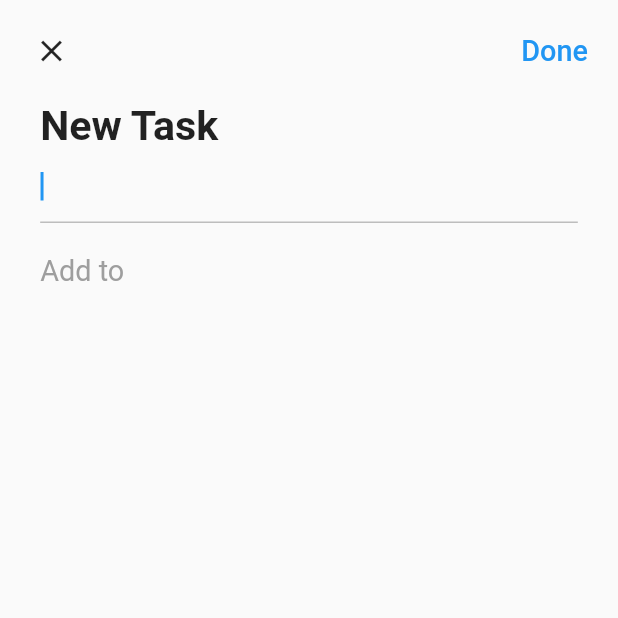
After one commit to ThatSaxyDev/ToDoApp, a Flutter app: the AddDialog screen opened directly, on a phone screen of 412 x 824 dp, the top half of it. The commit adds this screen. Run offline on Flutter 3.47's test engine with Material 2 defaults, Android fonts, the phone set to English and light mode, and no system bars; our stand-ins replace dotted_border, equatable, flutter_easyloading, get, get_storage, step_progress_indicator; accounts and stored records are empty.

Commit message:
add dialog done

```diff
--- a/lib/app/data/services/storage/service.dart
+++ b/lib/app/data/services/storage/service.dart
@@ -6,8 +6,8 @@ class StorageService extends GetxService {
   late GetStorage _box;
   Future<StorageService> init() async {
     _box = GetStorage();
-    await _box.write(taskKey, []);
-    //await _box.writeIfNull(taskKey, []);
+    //await _box.write(taskKey, []);
+    await _box.writeIfNull(taskKey, []);
     return this;
   }
 
--- a/lib/app/modules/home/controller.dart
+++ b/lib/app/modules/home/controller.dart
@@ -13,7 +13,9 @@ class HomeController extends GetxController {
   final formKey = GlobalKey<FormState>();
   final editController = TextEditingController();
   final chipIndex = 0.obs;
+  final deleting = false.obs;
   final tasks = <Task>[].obs;
+  final task = Rx<Task?>(null);
 
   @override
   void onInit() {
@@ -24,11 +26,20 @@ class HomeController extends GetxController {
 
   @override
   void onClose() {
+    editController.dispose();
     super.onClose();
   }
 
   void changeChipIndex(int value) {
     chipIndex.value = value;
+  }
+
+  void changeDeleting(bool value) {
+    deleting.value = value;
+  }
+
+  void changeTask(Task? select) {
+    task.value = select;
   }
 
   bool addTask(Task task) {
@@ -38,4 +49,26 @@ class HomeController extends GetxController {
     tasks.add(task);
     return true;
   }
+
+  void deleteTask(Task task) {
+    tasks.remove(task);
+  }
+
+  updateTask(Task task, String title) {
+    var todos = task.todos ?? [];
+    if (containTodo(todos, title)) {
+      return false;
+    }
+    var todo = {'title': title, 'done': false};
+    todos.add(todo);
+    var newTask = task.copyWith(todos: todos);
+    int oldIndex = tasks.indexOf(task);
+    tasks[oldIndex] = newTask;
+    tasks.refresh();
+    return true;
+  }
+
+  bool containTodo(List todos, String title) {
+    return todos.any((element) => element['title'] == title);
+  }
 }
--- a/lib/app/modules/home/view.dart
+++ b/lib/app/modules/home/view.dart
@@ -1,9 +1,12 @@
 import 'package:flutter/material.dart';
+import 'package:flutter_easyloading/flutter_easyloading.dart';
 import 'package:get/get.dart';
 import 'package:to_do/app/core/utils/extensions.dart';
+import 'package:to_do/app/core/values/colors.dart';
 import 'package:to_do/app/data/models/task.dart';
 import 'package:to_do/app/modules/home/controller.dart';
 import 'package:to_do/app/modules/home/widgets/add_card.dart';
+import 'package:to_do/app/modules/home/widgets/add_dialog.dart';
 import 'package:to_do/app/modules/home/widgets/task_card.dart';
 
 class HomePage extends GetView<HomeController> {
@@ -32,7 +35,20 @@ class HomePage extends GetView<HomeController> {
                 physics: const ClampingScrollPhysics(),
                 children: [
                   ...controller.tasks
-                      .map((element) => TaskCard(task: element))
+                      .map(
+                        (element) => LongPressDraggable(
+                          data: element,
+                          onDragStarted: () => controller.changeDeleting(true),
+                          onDraggableCanceled: (_, __) =>
+                              controller.changeDeleting(false),
+                          onDragEnd: (_) => controller.changeDeleting(false),
+                          feedback: Opacity(
+                            opacity: 0.8,
+                            child: TaskCard(task: element),
+                          ),
+                          child: TaskCard(task: element),
+                        ),
+                      )
                       .toList(),
                   AddCard(),
                 ],
@@ -41,6 +57,26 @@ class HomePage extends GetView<HomeController> {
           ],
         ),
       ),
+      floatingActionButton: DragTarget<Task>(
+        builder: (_, __, ___) {
+          return Obx(
+            () => FloatingActionButton(
+
+              backgroundColor: controller.deleting.value ? Colors.red : blue,
+              onPressed: () => Get.to(
+                () => AddDialog(),
+                transition: Transition.downToUp,
+              ),
+              child: Icon(controller.deleting.value ? Icons.delete : Icons.add),
+            ),
+          );
+        },
+        onAccept: (Task task) {
+          controller.deleteTask(task);
+          EasyLoading.showSuccess('Task deleted');
+        },
+      ),
+      floatingActionButtonLocation: FloatingActionButtonLocation.centerFloat,
     );
   }
 }
--- /dev/null
+++ b/lib/app/modules/home/widgets/add_dialog.dart
@@ -0,0 +1,153 @@
+import 'package:flutter/material.dart';
+import 'package:flutter_easyloading/flutter_easyloading.dart';
+import 'package:get/get.dart';
+import 'package:to_do/app/core/utils/extensions.dart';
+import 'package:to_do/app/modules/home/controller.dart';
+
+class AddDialog extends StatelessWidget {
+  final homeCrtl = Get.find<HomeController>();
+  AddDialog({Key? key}) : super(key: key);
+
+  @override
+  Widget build(BuildContext context) {
+    return Scaffold(
+      body: Form(
+        key: homeCrtl.formKey,
+        child: ListView(
+          children: [
+            Padding(
+              padding: EdgeInsets.all(2.5.wp),
+              child: Row(
+                mainAxisAlignment: MainAxisAlignment.spaceBetween,
+                children: [
+                  IconButton(
+                    onPressed: () {
+                      Get.back();
+                      homeCrtl.editController.clear();
+                      homeCrtl.changeTask(null);
+                    },
+                    icon: const Icon(Icons.close),
+                  ),
+                  TextButton(
+                    onPressed: () {
+                      if (homeCrtl.formKey.currentState!.validate()) {
+                        if (homeCrtl.task.value == null) {
+                          EasyLoading.showError('Please select your task type');
+                        } else {
+                          var success = homeCrtl.updateTask(
+                            homeCrtl.task.value!,
+                            homeCrtl.editController.text,
+                          );
+                          if (success) {
+                            EasyLoading.showSuccess(
+                                'To-do item added to task successfully');
+                            Get.back();
+                            homeCrtl.changeTask(null);
+                          } else {
+                            EasyLoading.showError('To-do item already exists');
+                          }
+                          homeCrtl.editController.clear();
+                        }
+                      }
+                    },
+                    style: ButtonStyle(
+                      overlayColor:
+                          MaterialStateProperty.all(Colors.transparent),
+                    ),
+                    child: Text(
+                      'Done',
+                      style: TextStyle(fontSize: 14.0.sp),
+                    ),
+                  ),
+                ],
+              ),
+            ),
+            Padding(
+              padding: EdgeInsets.symmetric(horizontal: 6.5.wp),
+              child: Text(
+                'New Task',
+                style: TextStyle(
+                  fontSize: 20.0.sp,
+                  fontWeight: FontWeight.bold,
+                ),
+              ),
+            ),
+            Padding(
+              padding: EdgeInsets.symmetric(horizontal: 6.5.wp),
+              child: TextFormField(
+                controller: homeCrtl.editController,
+                decoration: InputDecoration(
+                  focusedBorder: UnderlineInputBorder(
+                    borderSide: BorderSide(color: Colors.grey[400]!),
+                  ),
+                ),
+                autofocus: true,
+                validator: (value) {
+                  if (value == null || value.trim().isEmpty) {
+                    return 'Please enter your to-do item';
+                  }
+                  return null;
+                },
+              ),
+            ),
+            Padding(
+              padding: EdgeInsets.only(
+                top: 5.0.wp,
+                left: 6.5.wp,
+                right: 6.5.wp,
+                bottom: 2.0.wp,
+              ),
+              child: Text(
+                'Add to',
+                style: TextStyle(
+                  fontSize: 14.0.sp,
+                  color: Colors.grey,
+                ),
+              ),
+            ),
+            ...homeCrtl.tasks
+                .map((element) => Obx(() => InkWell(
+                      onTap: () => homeCrtl.changeTask(element),
+                      child: Padding(
+                        padding: EdgeInsets.symmetric(
+                          horizontal: 6.5.wp,
+                          vertical: 3.0.wp,
+                        ),
+                        child: Row(
+                          mainAxisAlignment: MainAxisAlignment.spaceBetween,
+                          children: [
+                            Row(
+                              children: [
+                                Icon(
+                                  IconData(
+                                    element.icon,
+                                    fontFamily: 'MaterialIcons',
+                                  ),
+                                  color: HexColor.fromHex(element.color),
+                                ),
+                                SizedBox(width: 3.0.wp),
+                                Text(
+                                  element.title,
+                                  style: TextStyle(
+                                    fontSize: 12.0.sp,
+                                    fontWeight: FontWeight.bold,
+                                  ),
+                                ),
+                              ],
+                            ),
+                            if (homeCrtl.task.value == element)
+                              const Icon(
+                                Icons.check,
+                                color: Colors.green,
+                              ),
+                          ],
+                        ),
+                      ),
+                    )))
+                .toList()
+          ],
+        ),
+      ),
+    );
+  }
+}
```
